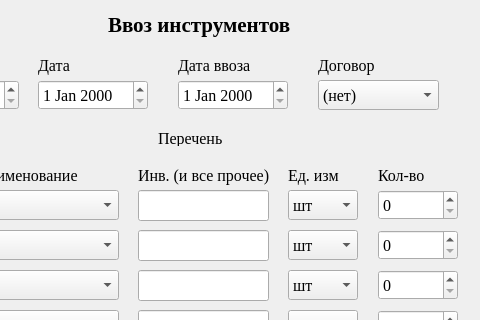
This is notebook/sourse/ui_files/pass_tools.ui in SmolPO/my_helper as Qt 5 draws it before an edit; both pictures show x 102 to 582 and y 0 to 320 of the 582 by 486 pixel window. The edited form follows.
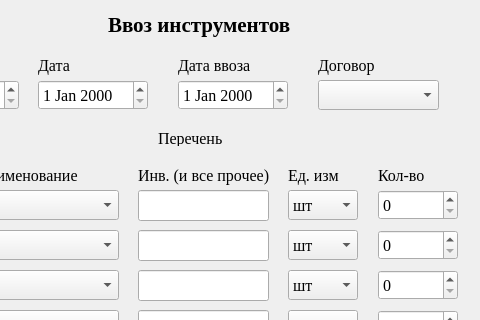
This is the edited form.

The edit to the form file:
```diff
--- a/notebook/sourse/ui_files/pass_tools.ui
+++ b/notebook/sourse/ui_files/pass_tools.ui
@@ -99,11 +99,6 @@
      <pointsize>12</pointsize>
     </font>
    </property>
-   <item>
-    <property name="text">
-     <string>(нет)</string>
-    </property>
-   </item>
   </widget>
   <widget class="QComboBox" name="si_1">
    <property name="geometry">
```
Left out of the diff: 3 changed lines with no effect on the pictures.
